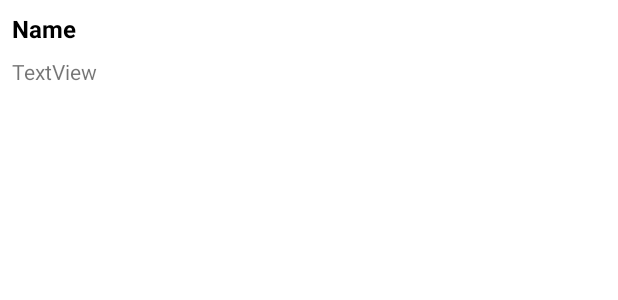
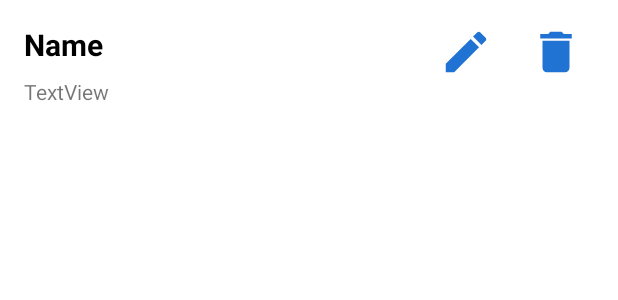
Before and after one commit to AndrewMandrew/Magic-URL, an Android app: the layout home_row.xml on its own in the app's theme, with its tools: preview values and no code run, on a phone screen of 412 x 824 dp. Shown: the top 300 px of the screen. Run offline under Robolectric (Android 15) with nearby library versions, the phone set to English and light mode, and no system bars.

Commit message:
listview style

```diff
--- /dev/null
+++ b/app/src/main/res/drawable/ic_delete.xml
@@ -0,0 +1,5 @@
+<vector android:height="24dp" android:tint="#000000"
+    android:viewportHeight="24" android:viewportWidth="24"
+    android:width="24dp" xmlns:android="http://schemas.android.com/apk/res/android">
+    <path android:fillColor="@android:color/white" android:pathData="M6,19c0,1.1 0.9,2 2,2h8c1.1,0 2,-0.9 2,-2V7H6v12zM19,4h-3.5l-1,-1h-5l-1,1H5v2h14V4z"/>
+</vector>
--- /dev/null
+++ b/app/src/main/res/drawable/ic_modify.xml
@@ -0,0 +1,6 @@
+<vector android:height="24dp" android:tint="#000000"
+    android:viewportHeight="24" android:viewportWidth="24"
+    android:width="24dp" xmlns:android="http://schemas.android.com/apk/res/android">
+    <path android:fillColor="@android:color/white" android:pathData="M3,17.25l0,3.75l3.75,0l11.06,-11.06l-3.75,-3.75z"/>
+    <path android:fillColor="@android:color/white" android:pathData="M20.71,5.63l-2.34,-2.34c-0.39,-0.39 -1.02,-0.39 -1.41,0l-1.83,1.83l3.75,3.75l1.83,-1.83C21.1,6.65 21.1,6.02 20.71,5.63z"/>
+</vector>
--- a/app/src/main/res/layout/home_row.xml
+++ b/app/src/main/res/layout/home_row.xml
@@ -9,11 +9,11 @@
         android:id="@+id/name_textView"
         android:layout_width="wrap_content"
         android:layout_height="wrap_content"
-        android:layout_marginStart="8dp"
-        android:layout_marginTop="8dp"
+        android:layout_marginStart="16dp"
+        android:layout_marginTop="16dp"
         android:text="Name"
         android:textColor="@color/black"
-        android:textSize="16sp"
+        android:textSize="20sp"
         android:textStyle="bold"
         app:layout_constraintStart_toStartOf="parent"
         app:layout_constraintTop_toTopOf="parent" />
@@ -27,4 +27,37 @@
         app:layout_constraintStart_toStartOf="@+id/name_textView"
         app:layout_constraintTop_toBottomOf="@+id/name_textView" />
 
+    <Button
+        android:id="@+id/delete"
+        android:layout_width="36dp"
+        android:layout_height="36dp"
+        android:layout_marginBottom="16dp"
+        android:layout_marginEnd="16dp"
+        android:layout_marginStart="16dp"
+        android:layout_marginTop="16dp"
+        android:background="@drawable/ic_delete"
+        app:layout_constraintBottom_toBottomOf="@+id/view4"
+        app:layout_constraintEnd_toEndOf="@+id/view4"
+        app:layout_constraintStart_toEndOf="@+id/modify"
+        app:layout_constraintTop_toTopOf="parent" />
+
+    <Button
+        android:id="@+id/modify"
+        android:layout_width="36dp"
+        android:layout_height="36dp"
+        android:layout_marginBottom="16dp"
+        android:layout_marginStart="16dp"
+        android:layout_marginTop="16dp"
+        android:background="@drawable/ic_modify"
+        app:layout_constraintBottom_toBottomOf="@+id/view4"
+        app:layout_constraintStart_toStartOf="@+id/view4"
+        app:layout_constraintTop_toTopOf="parent" />
+
+    <View
+        android:id="@+id/view4"
+        android:layout_width="135dp"
+        android:layout_height="69dp"
+        app:layout_constraintEnd_toEndOf="parent"
+        app:layout_constraintTop_toTopOf="parent" />
+
 </androidx.constraintlayout.widget.ConstraintLayout>
```
Also changed, not shown: app/src/main/java/com/magicurl/HomeActivity.kt (+37 -14 lines), app/src/main/java/com/magicurl/ProfileActivity.kt (+63 -6 lines), app/src/main/res/layout/activity_profile.xml (+2 -13 lines).
